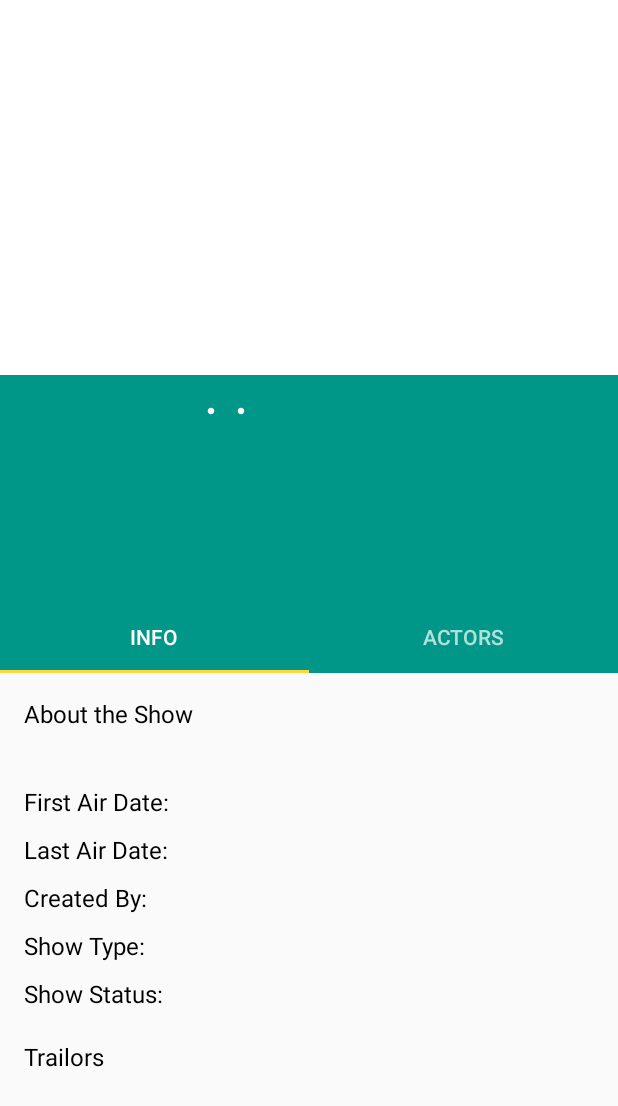
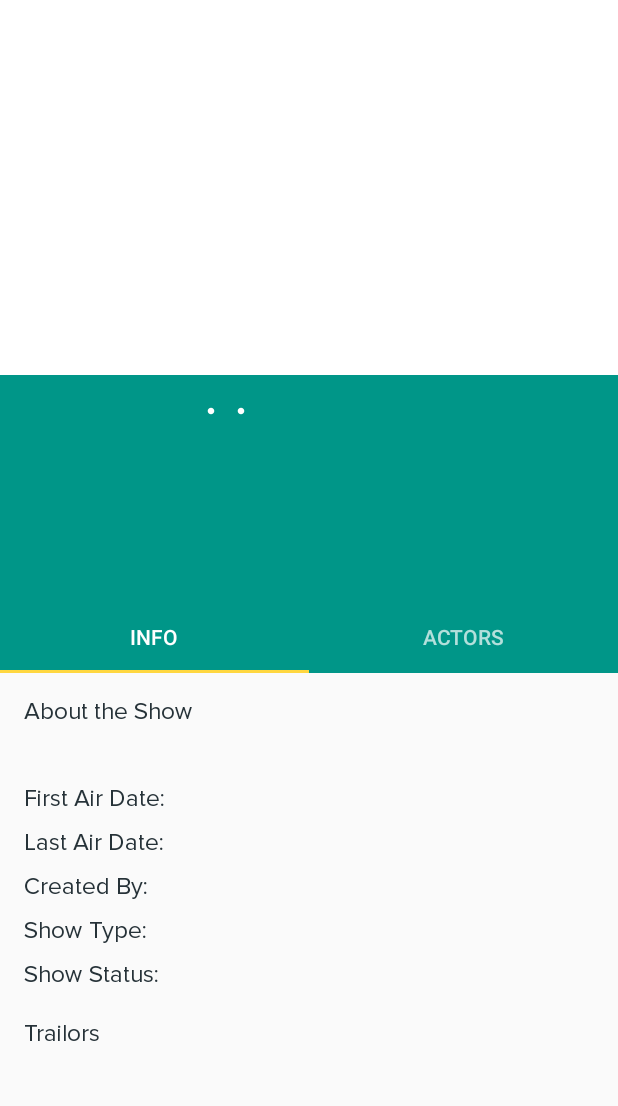
Before and after one commit to KeshavAggarwal/Movies-TVShows-Android-App, an Android app: the AboutTVShowActivity screen opened directly, with no data from a screen before it, on a phone screen of 412 x 824 dp. Shown: the top 1106 px of the screen. Run offline under Robolectric (Android 15) with nearby library versions, the phone set to English and light mode, and no system bars; our stand-ins replace Picasso; libraries missing offline, so code that uses them is left out: androidx.palette.graphics; pictures from the network do not load.

Commit message:
colors sizes changes

```diff
--- a/app/src/main/res/layout/acitivity_main_second_tvshows.xml
+++ b/app/src/main/res/layout/acitivity_main_second_tvshows.xml
@@ -12,7 +12,7 @@
         android:layout_marginTop="8dp"
         android:layout_marginBottom="16dp"
         android:fontFamily="@font/proximanova_semibold_webfont"
-        android:textColor="@android:color/black"
+        android:textColor="@color/text1"
         android:textSize="18sp" />
 
     <TextView
@@ -22,6 +22,7 @@
         android:layout_alignBaseline="@+id/tvShowTypeTextView"
         android:fontFamily="@font/proximanova_regular_webfont"
         android:layout_alignParentEnd="true"
+        android:textColor="@color/subtext1"
         android:layout_marginEnd="16dp"
         android:padding="8dp"/>
 
--- a/app/src/main/res/layout/activity_about_movie.xml
+++ b/app/src/main/res/layout/activity_about_movie.xml
@@ -64,6 +64,7 @@
                     android:layout_marginTop="264dp"
                     android:layout_toRightOf="@+id/posterWithBannerImageView"
                     android:drawableLeft="@drawable/ic_dot_single"
+                    android:fontFamily="@font/proximanova_regular_webfont"
                     android:textColor="@android:color/white" />
 
                 <TextView
@@ -73,6 +74,7 @@
                     android:layout_alignBaseline="@+id/releaseDateTextView"
                     android:layout_toRightOf="@+id/releaseDateTextView"
                     android:drawableLeft="@drawable/ic_dot_single"
+                    android:fontFamily="@font/proximanova_regular_webfont"
                     android:textColor="@android:color/white" />
 
                 <TextView
@@ -83,6 +85,7 @@
                     android:layout_alignStart="@+id/releaseDateTextView"
                     android:layout_alignLeft="@+id/releaseDateTextView"
                     android:layout_marginTop="1dp"
+                    android:fontFamily="@font/proximanova_regular_webfont"
                     android:textColor="@android:color/white"
                     android:textSize="22dp"
                     android:textStyle="bold" />
@@ -95,6 +98,7 @@
                     android:layout_alignStart="@+id/nameTextView"
                     android:layout_alignLeft="@+id/nameTextView"
                     android:layout_marginTop="5dp"
+                    android:fontFamily="@font/proximanova_regular_webfont"
                     android:textColor="@android:color/white" />
 
                 <androidx.appcompat.widget.Toolbar
--- a/app/src/main/res/layout/activity_about_tvshow.xml
+++ b/app/src/main/res/layout/activity_about_tvshow.xml
@@ -48,9 +48,9 @@
                     android:id="@+id/posterWithBannerImageView"
                     android:layout_width="100dp"
                     android:layout_height="155dp"
-                    android:layout_marginBottom="15dp"
                     android:layout_marginLeft="15dp"
                     android:layout_marginTop="230dp"
+                    android:layout_marginBottom="15dp"
                     android:fitsSystemWindows="true"
                     android:scaleType="fitXY"
                     android:transitionName="posterImageTransition"
@@ -64,6 +64,7 @@
                     android:layout_marginTop="264dp"
                     android:layout_toRightOf="@+id/posterWithBannerImageView"
                     android:drawableLeft="@drawable/ic_dot_single"
+                    android:fontFamily="@font/proximanova_regular_webfont"
                     android:textColor="@android:color/white" />
 
                 <TextView
@@ -73,16 +74,18 @@
                     android:layout_alignBaseline="@+id/releaseDateTextView"
                     android:layout_toRightOf="@+id/releaseDateTextView"
                     android:drawableLeft="@drawable/ic_dot_single"
+                    android:fontFamily="@font/proximanova_regular_webfont"
                     android:textColor="@android:color/white" />
 
                 <TextView
                     android:id="@+id/tvShowNameTextView"
                     android:layout_width="match_parent"
                     android:layout_height="wrap_content"
+                    android:layout_below="@+id/releaseDateTextView"
+                    android:layout_alignStart="@+id/releaseDateTextView"
                     android:layout_alignLeft="@+id/releaseDateTextView"
-                    android:layout_alignStart="@+id/releaseDateTextView"
-                    android:layout_below="@+id/releaseDateTextView"
                     android:layout_marginTop="1dp"
+                    android:fontFamily="@font/proximanova_regular_webfont"
                     android:textColor="@android:color/white"
                     android:textSize="22dp"
                     android:textStyle="bold" />
@@ -91,10 +94,11 @@
                     android:id="@+id/tvShowgenreTextView"
                     android:layout_width="wrap_content"
                     android:layout_height="wrap_content"
+                    android:layout_below="@+id/tvShowNameTextView"
+                    android:layout_alignStart="@+id/tvShowNameTextView"
                     android:layout_alignLeft="@+id/tvShowNameTextView"
-                    android:layout_alignStart="@+id/tvShowNameTextView"
-                    android:layout_below="@+id/tvShowNameTextView"
                     android:layout_marginTop="5dp"
+                    android:fontFamily="@font/proximanova_regular_webfont"
                     android:textColor="@android:color/white" />
 
                 <androidx.appcompat.widget.Toolbar
--- a/app/src/main/res/layout/activity_main.xml
+++ b/app/src/main/res/layout/activity_main.xml
@@ -100,8 +100,9 @@
                 android:layout_marginBottom="98dp"
                 android:background="@drawable/text_view_border"
                 android:elevation="6dp"
+                android:fontFamily="@font/proximanova_regular_webfont"
                 android:text="Movies"
-                android:textColor="@android:color/black"
+                android:textColor="@color/text1"
                 android:textSize="15dp"
                 android:visibility="invisible" />
 
@@ -113,10 +114,11 @@
                 android:layout_gravity="bottom|end"
                 android:layout_marginRight="85dp"
                 android:layout_marginBottom="168dp"
+                android:fontFamily="@font/proximanova_regular_webfont"
                 android:background="@drawable/text_view_border"
                 android:elevation="6dp"
                 android:text="TVShows"
-                android:textColor="@android:color/black"
+                android:textColor="@color/text1"
                 android:visibility="invisible" />
         </FrameLayout>
     </androidx.coordinatorlayout.widget.CoordinatorLayout>
--- a/app/src/main/res/layout/activity_main_second.xml
+++ b/app/src/main/res/layout/activity_main_second.xml
@@ -12,7 +12,7 @@
         android:layout_marginTop="8dp"
         android:layout_marginBottom="16dp"
         android:fontFamily="@font/proximanova_semibold_webfont"
-        android:textColor="@android:color/black"
+        android:textColor="@color/text1"
         android:textSize="18sp" />
 
     <TextView
@@ -23,7 +23,8 @@
         android:layout_alignParentEnd="true"
         android:layout_marginEnd="16dp"
         android:fontFamily="@font/proximanova_regular_webfont"
-        android:padding="8dp" />
+        android:padding="8dp"
+        android:textColor="@color/subtext1" />
 
 
     <androidx.recyclerview.widget.RecyclerView xmlns:android="http://schemas.android.com/apk/res/android"
--- a/app/src/main/res/layout/fragment_info_tvshow.xml
+++ b/app/src/main/res/layout/fragment_info_tvshow.xml
@@ -14,40 +14,43 @@
             android:layout_height="wrap_content"
             android:layout_marginStart="@dimen/activity_horizontal_margin"
             android:layout_marginTop="@dimen/activity_vertical_margin"
+            android:fontFamily="@font/proximanova_regular_webfont"
             android:text="About the Show"
-            android:textSize="16sp"
-            android:textColor="@android:color/black" />
+            android:textColor="@color/text1"
+            android:textSize="16sp" />
 
         <TextView
             android:id="@+id/aboutTvShowTextView"
             android:layout_width="wrap_content"
             android:layout_height="wrap_content"
-            android:fontFamily="@font/proximanova_regular_webfont"
-            android:layout_marginEnd="@dimen/activity_horizontal_margin"
             android:layout_below="@+id/aboutTheTvShowTextViewLabel"
             android:layout_marginStart="@dimen/activity_horizontal_margin"
-            android:layout_marginTop="5dp" />
+            android:layout_marginTop="5dp"
+            android:layout_marginEnd="@dimen/activity_horizontal_margin"
+            android:fontFamily="@font/proximanova_regular_webfont"
+            android:textSize="16sp" />
 
 
         <TextView
             android:id="@+id/firstAirDateLabel"
             android:layout_width="wrap_content"
-            android:textSize="16sp"
             android:layout_height="wrap_content"
             android:layout_below="@id/aboutTvShowTextView"
             android:layout_marginLeft="@dimen/activity_horizontal_margin"
             android:layout_marginTop="15dp"
+            android:fontFamily="@font/proximanova_regular_webfont"
             android:text="First Air Date:"
-            android:textColor="@android:color/black" />
+            android:textColor="@color/text1"
+            android:textSize="16sp" />
 
         <TextView
             android:id="@+id/firstAirDateTextView"
             android:layout_width="wrap_content"
-            android:fontFamily="@font/proximanova_regular_webfont"
             android:layout_height="wrap_content"
             android:layout_alignBaseline="@+id/firstAirDateLabel"
             android:layout_marginLeft="5dp"
-            android:layout_toRightOf="@+id/firstAirDateLabel" />
+            android:layout_toRightOf="@+id/firstAirDateLabel"
+            android:fontFamily="@font/proximanova_regular_webfont" />
 
         <TextView
             android:id="@+id/lastAirDateLabel"
@@ -55,40 +58,42 @@
             android:layout_height="wrap_content"
             android:layout_below="@+id/firstAirDateLabel"
             android:layout_marginLeft="@dimen/activity_horizontal_margin"
-            android:textSize="16sp"
             android:layout_marginTop="10dp"
+            android:fontFamily="@font/proximanova_regular_webfont"
             android:text="Last Air Date:"
-            android:textColor="@android:color/black" />
+            android:textColor="@color/text1"
+            android:textSize="16sp" />
 
         <TextView
             android:id="@+id/lastAirDateTextView"
             android:layout_width="wrap_content"
-            android:fontFamily="@font/proximanova_regular_webfont"
             android:layout_height="wrap_content"
             android:layout_alignBaseline="@+id/lastAirDateLabel"
             android:layout_marginLeft="5dp"
-            android:layout_toRightOf="@+id/lastAirDateLabel" />
+            android:layout_toRightOf="@+id/lastAirDateLabel"
+            android:fontFamily="@font/proximanova_regular_webfont" />
 
         <TextView
             android:id="@+id/createdByLabel"
             android:layout_width="wrap_content"
             android:layout_height="wrap_content"
-            android:textSize="16sp"
             android:layout_below="@+id/lastAirDateLabel"
             android:layout_marginLeft="@dimen/activity_horizontal_margin"
             android:layout_marginTop="10dp"
+            android:fontFamily="@font/proximanova_regular_webfont"
             android:text="Created By:"
-            android:textColor="@android:color/black" />
+            android:textColor="@color/text1"
+            android:textSize="16sp" />
 
         <TextView
             android:id="@+id/createdByTextView"
             android:layout_width="wrap_content"
             android:layout_height="wrap_content"
-            android:fontFamily="@font/proximanova_regular_webfont"
             android:layout_alignBaseline="@+id/createdByLabel"
+            android:layout_marginLeft="5dp"
             android:layout_marginBottom="5dp"
-            android:layout_marginLeft="5dp"
-            android:layout_toRightOf="@+id/createdByLabel" />
+            android:layout_toRightOf="@+id/createdByLabel"
+            android:fontFamily="@font/proximanova_regular_webfont" />
 
         <TextView
             android:id="@+id/showTypeLabel"
@@ -97,50 +102,53 @@
             android:layout_below="@+id/createdByLabel"
             android:layout_marginLeft="@dimen/activity_horizontal_margin"
             android:layout_marginTop="10dp"
-            android:textSize="16sp"
+            android:fontFamily="@font/proximanova_regular_webfont"
             android:text="Show Type:"
-            android:textColor="@android:color/black" />
+            android:textColor="@color/text1"
+            android:textSize="16sp" />
 
         <TextView
             android:id="@+id/showTypeTextView"
             android:layout_width="wrap_content"
-            android:fontFamily="@font/proximanova_regular_webfont"
             android:layout_height="wrap_content"
             android:layout_alignBaseline="@+id/showTypeLabel"
             android:layout_marginLeft="5dp"
             android:layout_marginTop="10dp"
-            android:layout_toRightOf="@+id/showTypeLabel" />
+            android:layout_toRightOf="@+id/showTypeLabel"
+            android:fontFamily="@font/proximanova_regular_webfont" />
 
         <TextView
             android:id="@+id/showStatusLabel"
             android:layout_width="wrap_content"
             android:layout_height="wrap_content"
-            android:textSize="16sp"
             android:layout_below="@+id/showTypeLabel"
             android:layout_marginLeft="@dimen/activity_horizontal_margin"
             android:layout_marginTop="10dp"
+            android:fontFamily="@font/proximanova_regular_webfont"
             android:text="Show Status:"
-            android:textColor="@android:color/black" />
+            android:textColor="@color/text1"
+            android:textSize="16sp" />
 
         <TextView
             android:id="@+id/showStatusTextView"
             android:layout_width="wrap_content"
             android:layout_height="wrap_content"
-            android:fontFamily="@font/proximanova_regular_webfont"
             android:layout_alignBaseline="@+id/showStatusLabel"
             android:layout_marginLeft="5dp"
-            android:layout_toRightOf="@+id/showStatusLabel" />
+            android:layout_toRightOf="@+id/showStatusLabel"
+            android:fontFamily="@font/proximanova_regular_webfont" />
 
         <TextView
             android:id="@+id/trailorsTvShowTextLabel"
             android:layout_width="wrap_content"
             android:layout_height="wrap_content"
-            android:textSize="16sp"
             android:layout_below="@+id/showStatusLabel"
             android:layout_marginLeft="@dimen/activity_horizontal_margin"
             android:layout_marginTop="20dp"
+            android:fontFamily="@font/proximanova_regular_webfont"
             android:text="Trailors"
-            android:textColor="@android:color/black" />
+            android:textColor="@color/text1"
+            android:textSize="16sp" />
 
         <androidx.recyclerview.widget.RecyclerView
             android:id="@+id/trailorsTvShowRecyclerView"
@@ -150,14 +158,14 @@
             android:layout_marginTop="10dp" />
 
         <TextView
+            android:id="@+id/noTVTrailerTextView"
             android:layout_width="wrap_content"
             android:layout_height="wrap_content"
             android:layout_below="@id/trailorsTvShowTextLabel"
+            android:layout_marginLeft="@dimen/activity_horizontal_margin"
             android:layout_marginTop="5dp"
             android:fontFamily="@font/proximanova_regular_webfont"
-            android:layout_marginLeft="@dimen/activity_horizontal_margin"
-            android:visibility="invisible"
-            android:id="@+id/noTVTrailerTextView"/>
+            android:visibility="invisible" />
 
     </RelativeLayout>
 </androidx.core.widget.NestedScrollView>
--- a/app/src/main/res/layout/fragment_reviews.xml
+++ b/app/src/main/res/layout/fragment_reviews.xml
@@ -19,5 +19,6 @@
         android:layout_marginStart="16dp"
         android:layout_marginTop="@dimen/activity_vertical_margin"
         android:textSize="19dp"
+        android:fontFamily="@font/proximanova_regular_webfont"
         android:visibility="invisible" />
 </RelativeLayout>
--- a/app/src/main/res/layout/movie_cast_list_item_view.xml
+++ b/app/src/main/res/layout/movie_cast_list_item_view.xml
@@ -19,7 +19,8 @@
         android:layout_centerInParent="true"
         android:layout_marginLeft="5dp"
         android:layout_toRightOf="@id/movieCastIV"
-        android:textColor="@android:color/black" />
+        android:fontFamily="@font/proximanova_regular_webfont"
+        android:textColor="@color/text1" />
 
     <TextView
         android:id="@+id/castCharacterTV"
@@ -28,6 +29,8 @@
         android:layout_centerInParent="true"
         android:layout_marginLeft="25dp"
         android:layout_toRightOf="@+id/nameTV"
+        android:fontFamily="@font/proximanova_regular_webfont"
+        android:textColor="@color/subtext1"
         android:textStyle="italic" />
 
     <View
--- a/app/src/main/res/layout/trailer_thumbnail_image_view.xml
+++ b/app/src/main/res/layout/trailer_thumbnail_image_view.xml
@@ -36,6 +36,7 @@
             android:id="@+id/trailerThumbnailName"
             android:layout_width="wrap_content"
             android:layout_height="wrap_content"
+            android:fontFamily="@font/proximanova_regular_webfont"
             android:layout_below="@+id/trailerFrameLayout"
             android:layout_centerHorizontal="true"
             android:layout_marginTop="5dp"/>
--- a/app/src/main/res/layout/tvshow_cast_list_item_view.xml
+++ b/app/src/main/res/layout/tvshow_cast_list_item_view.xml
@@ -19,7 +19,8 @@
         android:layout_centerInParent="true"
         android:layout_marginStart="5dp"
         android:layout_toEndOf="@id/castIV"
-        android:textColor="@android:color/black" />
+        android:fontFamily="@font/proximanova_regular_webfont"
+        android:textColor="@color/text1" />
 
     <TextView
         android:id="@+id/castCharacterTV"
@@ -28,6 +29,8 @@
         android:layout_centerInParent="true"
         android:layout_marginStart="25dp"
         android:layout_toRightOf="@+id/castNameTV"
+        android:fontFamily="@font/proximanova_regular_webfont"
+        android:textColor="@color/subtext1"
         android:textStyle="italic" />
 
     <View
--- a/app/src/main/res/values/colors.xml
+++ b/app/src/main/res/values/colors.xml
@@ -5,4 +5,10 @@
     <color name="colorAccent">#FFD740</color>
 
     <color name="black_overlay">#66000000</color>
+
+    <color name="text1">#263238</color>
+    <color name="text2">#455a64</color>
+    <color name="subtext1">#78909c</color>
+    <color name="subtext2">#b0bec5</color>
+
 </resources>
```
Also changed, not shown: app/src/main/res/layout/fragment_info_movie.xml (+25 -17 lines), app/src/main/res/layout/horizontal_cardview_movies.xml (+9 -5 lines), app/src/main/res/layout/horizontal_cardview_tvshows.xml (+9 -5 lines), app/src/main/res/layout/nav_header_main2.xml (deleted, +0 -35 lines), app/src/main/res/layout/review_list_item_view.xml (+12 -7 lines), app/src/main/res/layout/search_movie_list_item.xml (+10 -6 lines), app/src/main/res/layout/search_tvshow_list_item.xml (+9 -5 lines), app/src/main/res/layout/see_all_recyclerview_item.xml (+10 -6 lines), app/src/main/res/layout/similar_movies_item_view.xml (+9 -5 lines).
